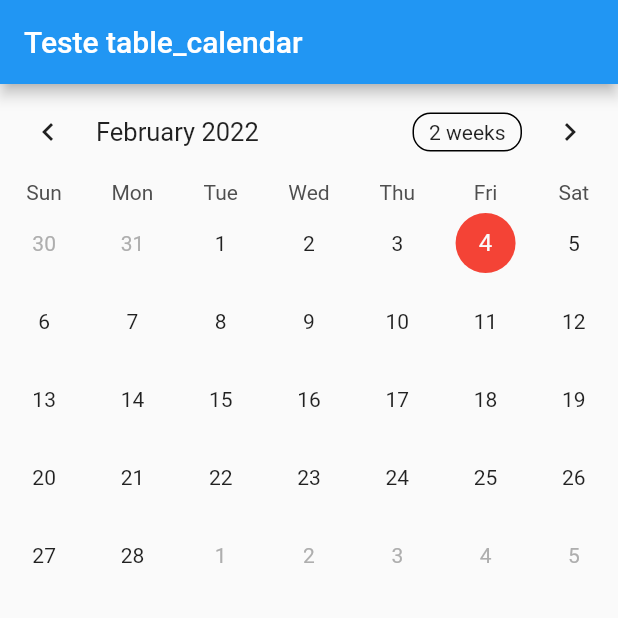
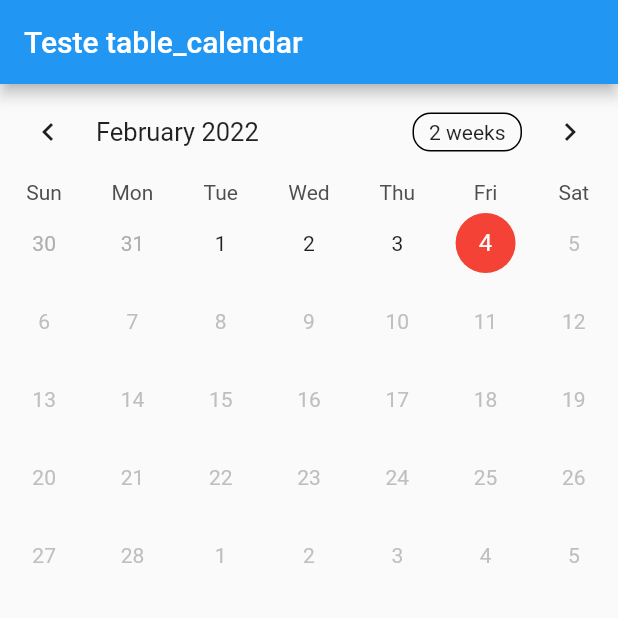
Before and after one commit to brunozupp/teste_lancamentos, a Flutter app: the screen it shows after launch, on a phone screen of 412 x 824 dp, the top half of it. Run offline on Flutter 3.47's test engine with Material 2 defaults, Android fonts, the phone set to English and light mode, and no system bars; drawn by our look-alikes of table_calendar.

Commit message:
Mes anterior e pode selecionar apenas os últimos 5 dias úteis

```diff
--- a/lib/teste_table_calendar/teste_table_calendar_page.dart
+++ b/lib/teste_table_calendar/teste_table_calendar_page.dart
@@ -17,8 +17,15 @@ class _TesteTableCalendarPageState extends State<TesteTableCalendarPage> {
   DateTime? initialRange;
   DateTime? endRange;
 
+  // Variáveis de apoio
+  final DateTime firstDay = DateTime(2021, 1, 1);
+  final DateTime _currentDateSystem = DateTime.now();
+
   @override
   Widget build(BuildContext context) {
+
+    print(DateTime(2022,_currentDateSystem.month,0));
+
     return Scaffold(
       appBar: AppBar(
         title: const Text(
@@ -29,21 +36,60 @@ class _TesteTableCalendarPageState extends State<TesteTableCalendarPage> {
         children: [
           TableCalendar(
             focusedDay: focusedDay,
-            firstDay: DateTime.now().subtract(const Duration(days: 5)),
-            lastDay: DateTime.now().add(const Duration(days: 365)),
+            firstDay: firstDay,
+            lastDay: DateTime.now(),
             calendarFormat: calendarFormat,
             rangeStartDay: initialRange,
             rangeEndDay: endRange,
-            //rangeSelectionMode: RangeSelectionMode.toggledOn,
+            rangeSelectionMode: RangeSelectionMode.toggledOff,
             onRangeSelected: (DateTime? start, DateTime? end, DateTime focusedDay) {
               setState(() {
 
-                initialRange = start;
-                endRange = end;
-
                 print("Start - $start");
                 print("End - $end");
+                print("focusedDay - $focusedDay");
+                print("selectedDay - $selectedDay");
                 print("\n");
+
+                // Mês anterior e pode selecionar apenas os últimos 5 dias úteis
+                if(start != null && (_currentDateSystem.month - 1) == start.month) {
+
+                  // O dia vai estar setado para o último dia do mês
+                  DateTime lastDayFromPreviousMonth = DateTime(start.year, _currentDateSystem.month, 0);
+                  DateTime fifthLastDayFromPreviousMonth = lastDayFromPreviousMonth.subtract(const Duration(days: 4));
+
+                  if(start.isBefore(fifthLastDayFromPreviousMonth)) {
+                    initialRange = null;
+                    endRange = null;
+                    return;
+                  }
+                }
+
+                if(initialRange != null && endRange != null) {
+                  initialRange = null;
+                  endRange = null;
+                }
+
+                if(initialRange == null) {
+                  initialRange = start;
+                  return;
+                }
+
+                if(initialRange != null && start != null && start.isBefore(initialRange!)) {
+                  initialRange = start;
+                  endRange = null;
+                  return;
+                }
+
+                if(initialRange != null) {
+                  endRange = start;
+                  return;
+                }
+
+                // initialRange = start;
+                // endRange = end;
+
+
               });
             },
             onDaySelected: (selectedDay, focusedDay) {
@@ -71,7 +117,15 @@ class _TesteTableCalendarPageState extends State<TesteTableCalendarPage> {
               withinRangeDecoration: BoxDecoration(
                 color: Colors.blue[300]!,
                 shape: BoxShape.rectangle,
-              )
+              ),
+              rangeEndDecoration: BoxDecoration(
+                color: Colors.green[300]!,
+                shape: BoxShape.rectangle,
+              ),
+              rangeStartDecoration: BoxDecoration(
+                color: Colors.orange[300]!,
+                shape: BoxShape.rectangle,
+              ),
 
             ),
           )
```
